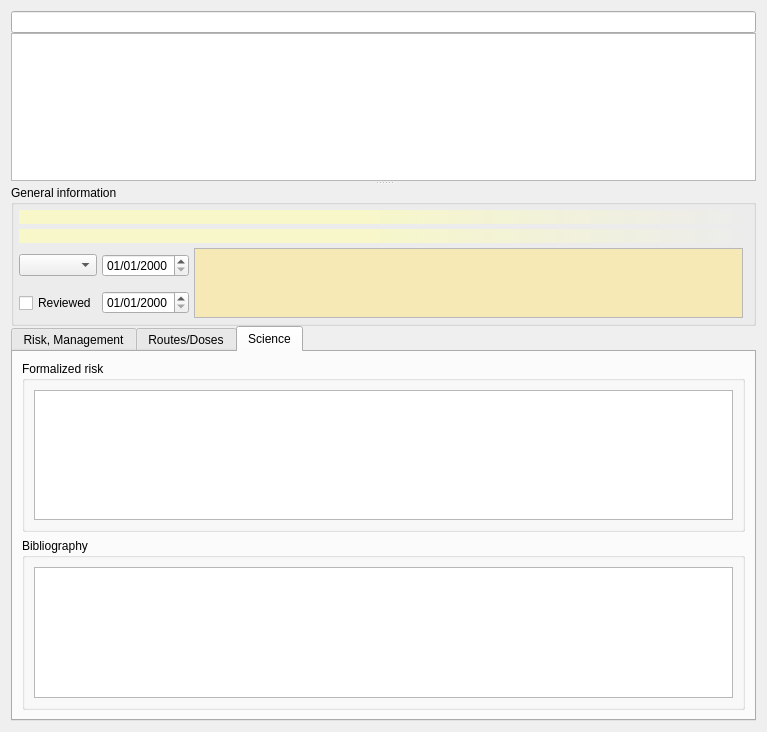
This is freeddimanager/plugins/ddiplugin/ddi/drugdruginteractioneditorwidget.ui in FreeHealth/freehealth as Qt 5 draws it before an edit. The edited form follows.
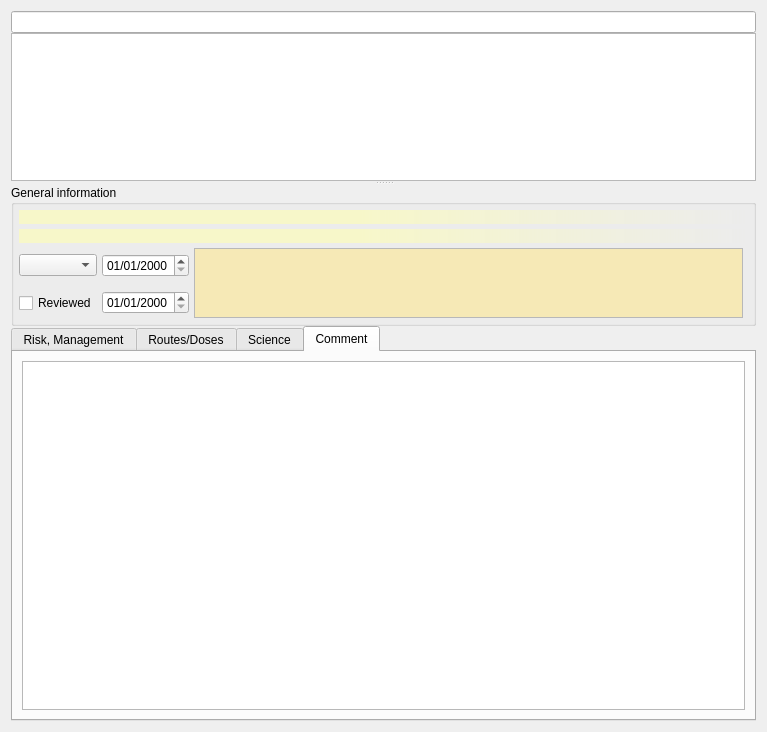
This is the edited form. Custom widgets are drawn as their Qt base class.

```diff
--- a/freeddimanager/plugins/ddiplugin/ddi/drugdruginteractioneditorwidget.ui
+++ b/freeddimanager/plugins/ddiplugin/ddi/drugdruginteractioneditorwidget.ui
@@ -63,7 +63,7 @@
        <item row="2" column="0">
         <widget class="QTabWidget" name="tabWidget">
          <property name="currentIndex">
-          <number>2</number>
+          <number>3</number>
          </property>
          <widget class="QWidget" name="riskTab">
           <attribute name="title">
@@ -439,6 +439,16 @@
            </item>
           </layout>
          </widget>
+         <widget class="QWidget" name="tab_2">
+          <attribute name="title">
+           <string>Comment</string>
+          </attribute>
+          <layout class="QGridLayout" name="gridLayout_6">
+           <item row="0" column="0">
+            <widget class="QPlainTextEdit" name="comment"/>
+           </item>
+          </layout>
+         </widget>
         </widget>
        </item>
        <item row="0" column="0">
```
